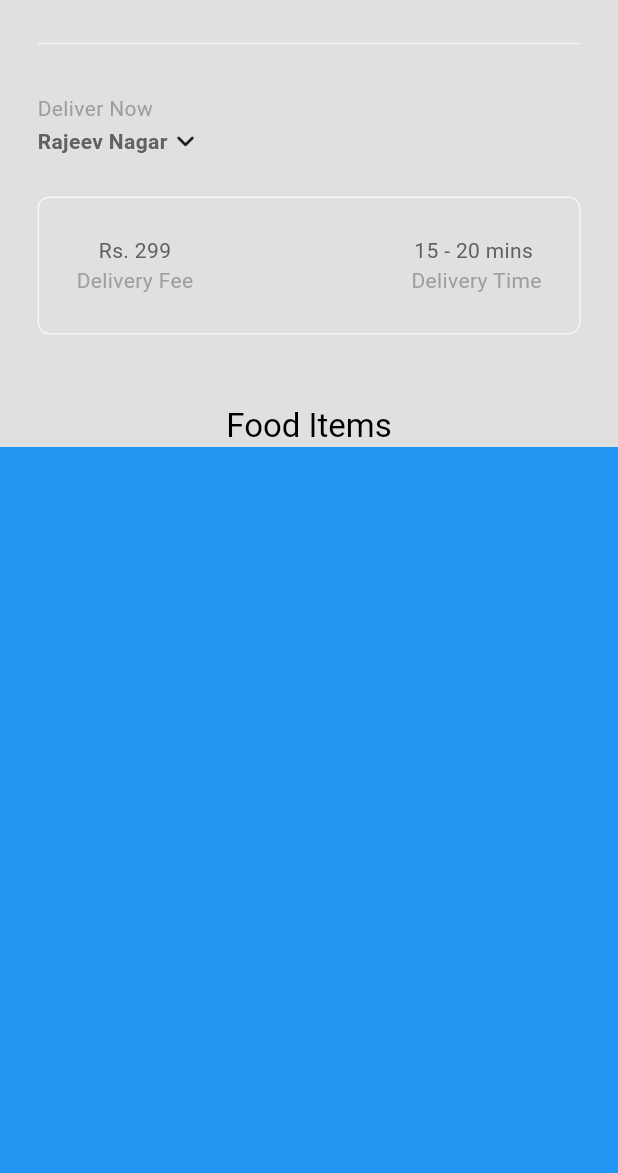
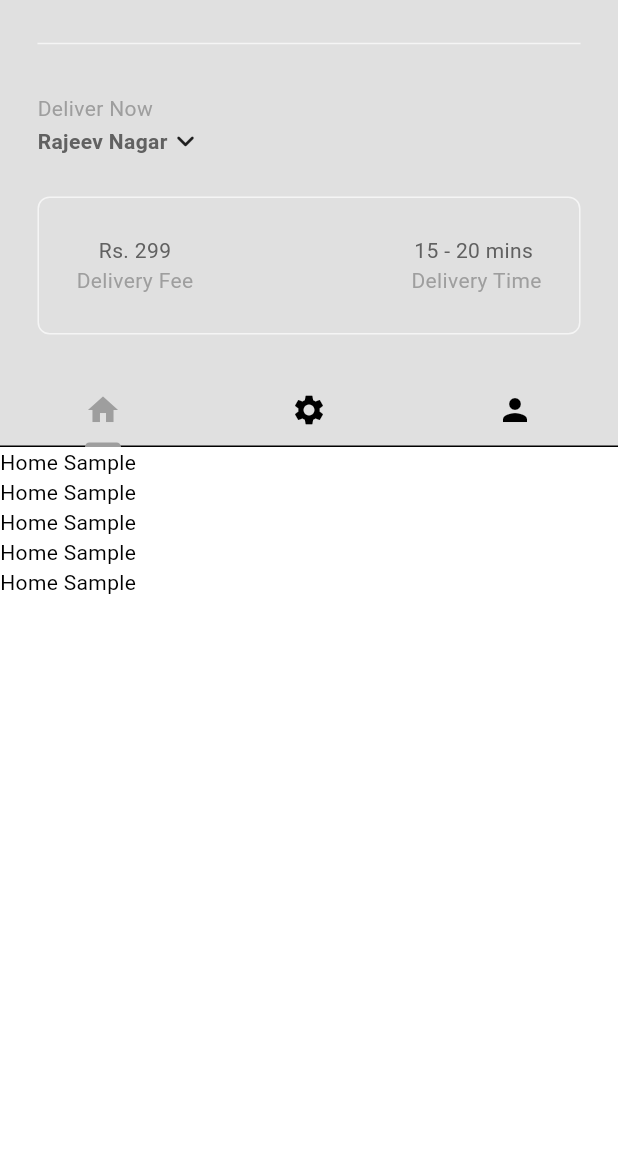
Before and after one commit to YashwantXDX/food_delivery_app, a Flutter app: the HomePage screen opened directly, on a phone screen of 412 x 824 dp, the part 63-1236 px from its top. Run offline on Flutter 3.47's test engine with Material 3 defaults, Android fonts, the phone set to English and light mode, and no system bars; our stand-ins replace gap.

Commit message:
Initial Commit

```diff
--- /dev/null
+++ b/lib/components/my_tab_bar.dart
@@ -0,0 +1,29 @@
+import 'package:flutter/material.dart';
+
+class MyTabBar extends StatelessWidget {
+
+  final TabController tabController;
+
+  const MyTabBar({super.key, required this.tabController});
+
+  @override
+  Widget build(BuildContext context) {
+    return Container(
+      child: TabBar(
+        controller: tabController,
+        tabs: [
+
+          //1st tab
+          Tab(icon: Icon(Icons.home),),
+
+          //2nd tab
+          Tab(icon: Icon(Icons.settings),),
+
+          //3rd tab
+          Tab(icon: Icon(Icons.person),),
+        ],
+
+      )
+    );
+  }
+}
--- a/lib/pages/home_page.dart
+++ b/lib/pages/home_page.dart
@@ -3,6 +3,7 @@ import 'package:food_delivery_app/components/drawer_menu.dart';
 import 'package:food_delivery_app/components/my_current_location.dart';
 import 'package:food_delivery_app/components/my_description_box.dart';
 import 'package:food_delivery_app/components/my_sliver_app_bar.dart';
+import 'package:food_delivery_app/components/my_tab_bar.dart';
 
 class HomePage extends StatefulWidget {
   const HomePage({super.key});
@@ -11,7 +12,27 @@ class HomePage extends StatefulWidget {
   State<HomePage> createState() => _HomePageState();
 }
 
-class _HomePageState extends State<HomePage> {
+class _HomePageState extends State<HomePage> with SingleTickerProviderStateMixin{
+
+  //tab controller
+  late TabController _tabController;
+
+  @override
+  void initState() {
+    super.initState();
+
+    _tabController = TabController(length: 3, vsync: this);
+
+  }
+
+  @override
+  void dispose() {
+
+    _tabController.dispose();
+    super.dispose();
+
+  }
+
   @override
   Widget build(BuildContext context) {
     return Scaffold(
@@ -19,7 +40,7 @@ class _HomePageState extends State<HomePage> {
       body: NestedScrollView(
         headerSliverBuilder: (context, innerBoxIsScrolled) => [
           MySliverAppBar(
-            title: const Text("Food Items"),
+            title: MyTabBar(tabController: _tabController),
             child: Column(
               mainAxisAlignment: MainAxisAlignment.end,
               children: [
@@ -37,8 +58,13 @@ class _HomePageState extends State<HomePage> {
             ),
           ),
         ],
-        body: Container(
-          color: Colors.blue,
+        body: TabBarView(
+          controller: _tabController,
+          children: [
+            ListView.builder(itemCount: 5,itemBuilder: (context, index) => Text("Home Sample"),),
+            ListView.builder(itemCount: 5,itemBuilder: (context, index) => Text("Setting Sample"),),
+            ListView.builder(itemCount: 5,itemBuilder: (context, index) => Text("Person Sample"),),
+          ],
         ),
       ),
     );
```
Also changed, not shown: 1 other file.
